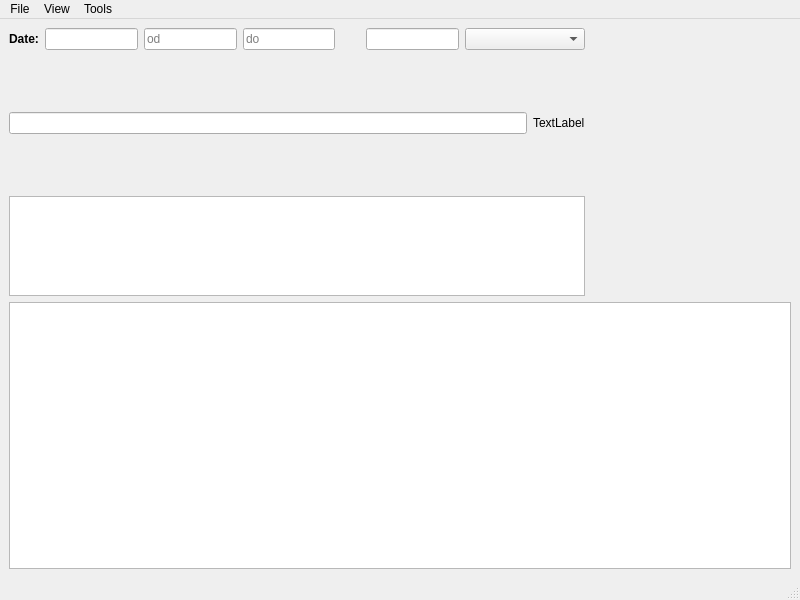
Before: the Qt Designer form mainwindow.ui in mdrska80/timesheet, drawn with Qt 5.
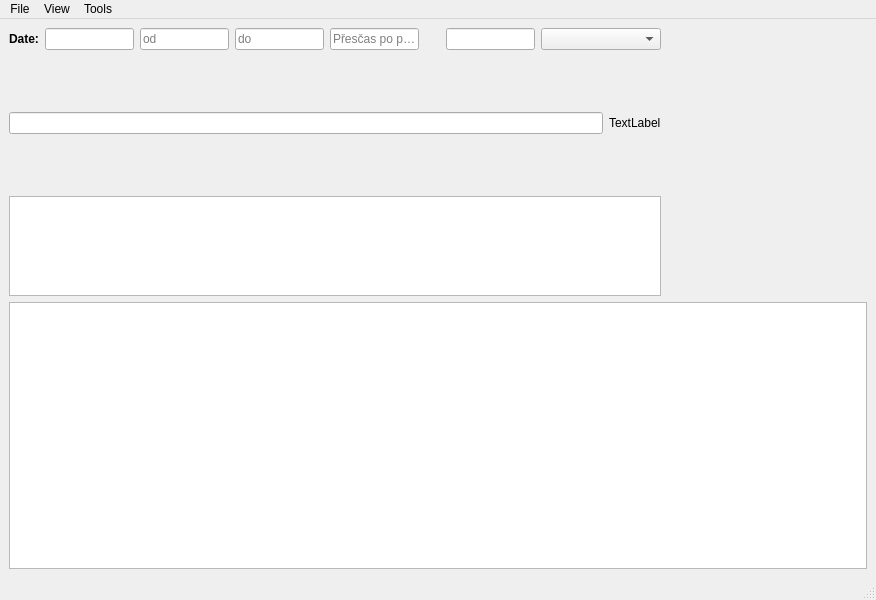
After: the same form once the commit is applied. Icons and pictures are not drawn. Custom widgets are drawn as their Qt base class.

```diff
--- a/mainwindow.ui
+++ b/mainwindow.ui
@@ -6,7 +6,7 @@
    <rect>
     <x>0</x>
     <y>0</y>
-    <width>800</width>
+    <width>876</width>
     <height>600</height>
    </rect>
   </property>
@@ -60,6 +60,16 @@
               </property>
              </widget>
             </item>
+            <item>
+             <widget class="QLineEdit" name="overtimeLineEdit">
+              <property name="statusTip">
+               <string extracomment="Je neprakticke, vzhledem k vykazovani v Bustecu resit prescas tak ze budu evidovat realne hodnoty po pulnoci. Tak tento zaznam se naplni v případě, že v tento den přesáhnu čas po půlnoci a do dalšího dne už se nevyplňuje nic."/>
+              </property>
+              <property name="placeholderText">
+               <string>Přesčas po půlnoci</string>
+              </property>
+             </widget>
+            </item>
             <item>
              <spacer name="horizontalSpacer">
               <property name="orientation">
@@ -149,7 +159,7 @@
     <rect>
      <x>0</x>
      <y>0</y>
-     <width>800</width>
+     <width>876</width>
      <height>21</height>
     </rect>
    </property>
```
